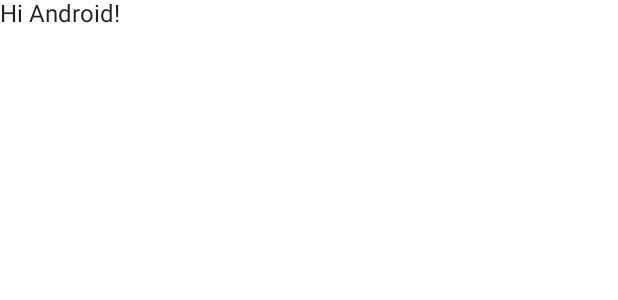
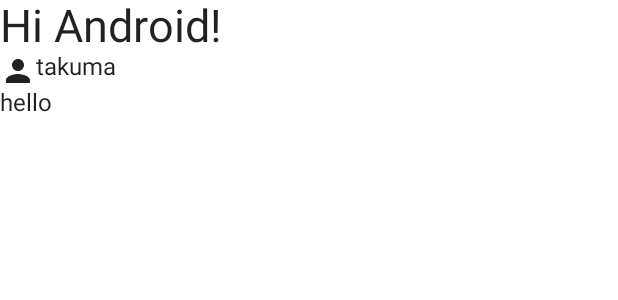
Before and after one commit to p2hacks2022/pre-team01, an Android app built with Jetpack Compose: the @Preview function DefaultPreview, on a phone screen of 412 x 824 dp. Shown: the top 300 px of the screen. Run offline under Robolectric (Android 15) with nearby library versions, the phone set to English and light mode, and no system bars.

Commit message:
prepare1

```diff
--- a/app/src/main/java/com/example/myapplication/MainActivity.kt
+++ b/app/src/main/java/com/example/myapplication/MainActivity.kt
@@ -3,13 +3,19 @@ package com.example.myapplication
 import android.os.Bundle
 import androidx.activity.ComponentActivity
 import androidx.activity.compose.setContent
+import androidx.compose.foundation.layout.Column
+import androidx.compose.foundation.layout.Row
 import androidx.compose.foundation.layout.fillMaxSize
+import androidx.compose.material.Icon
 import androidx.compose.material.MaterialTheme
 import androidx.compose.material.Surface
 import androidx.compose.material.Text
+import androidx.compose.material.icons.Icons
+import androidx.compose.material.icons.filled.Person
 import androidx.compose.runtime.Composable
 import androidx.compose.ui.Modifier
 import androidx.compose.ui.tooling.preview.Preview
+import androidx.compose.ui.unit.sp
 import com.example.myapplication.ui.theme.MyApplicationTheme
 
 class MainActivity : ComponentActivity() {
@@ -18,8 +24,14 @@ class MainActivity : ComponentActivity() {
         setContent {
             MyApplicationTheme {
                 // A surface container using the 'background' color from the theme
-                Surface(modifier = Modifier.fillMaxSize(), color = MaterialTheme.colors.background) {
-                    Greeting("Takuma")
+                Surface(
+                    modifier = Modifier.fillMaxSize(),
+                    color = MaterialTheme.colors.background
+                ) {
+                    Column {
+                        Greeting("Takuma")
+                        Message("Takuma", "Hello")
+                    }
                 }
             }
         }
@@ -28,13 +40,27 @@ class MainActivity : ComponentActivity() {
 
 @Composable
 fun Greeting(name: String) {
-    Text(text = "Hi $name!")
+    Text(text = "Hi $name!", fontSize = 30.sp)
 }
 
 @Preview(showBackground = true)
 @Composable
 fun DefaultPreview() {
     MyApplicationTheme {
-        Greeting("Android")
+        Column {
+            Greeting("Android")
+            Message(username = "takuma", body = "hello")
+        }
     }
 }
+
+@Composable
+fun Message(username: String, body: String) {
+    Column {
+        Row {
+            Icon(Icons.Default.Person, contentDescription = "person")
+            Text(text = username)
+        }
+    }
+    Text(text = body)
+}
```
